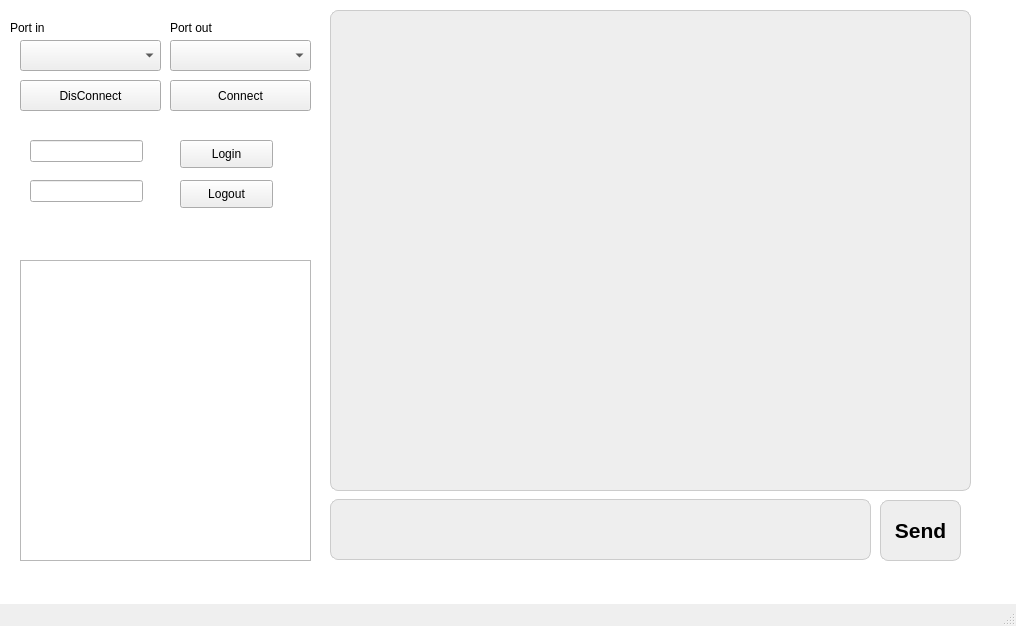
Before: the Qt Designer form app/sitcw.ui in OverLucker/SiTCW, drawn with Qt 5.
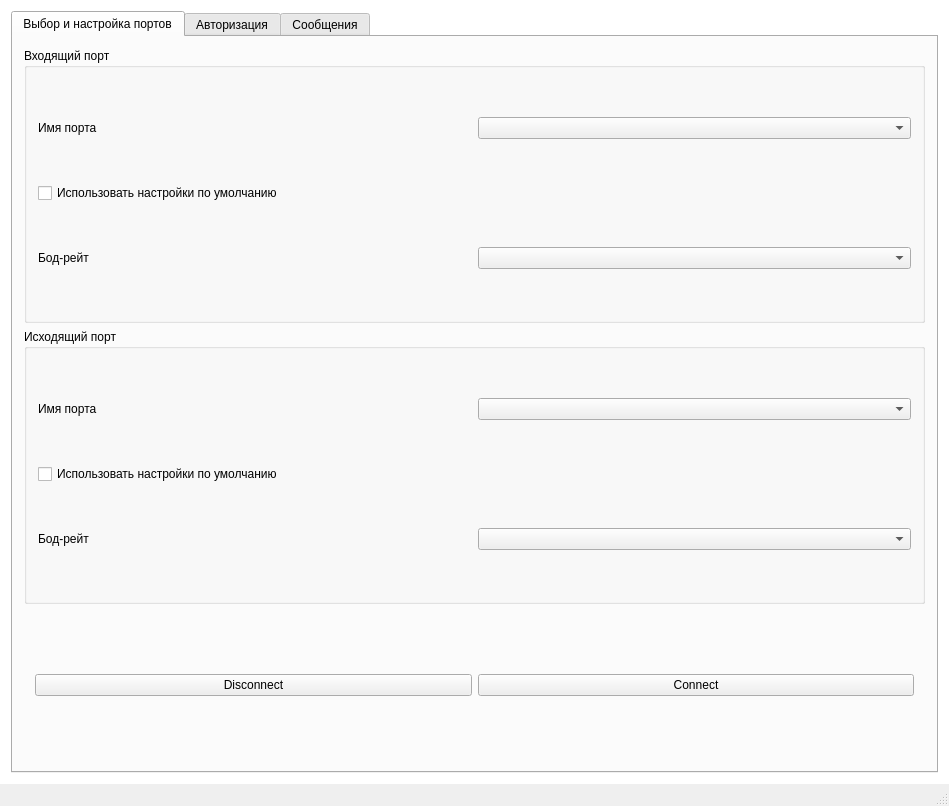
After: the same form once the commit is applied.

Commit message: Глобальное обновление интерфейса

What changed in the file:
```diff
--- a/app/sitcw.ui
+++ b/app/sitcw.ui
@@ -9,8 +9,8 @@
    <rect>
     <x>0</x>
     <y>0</y>
-    <width>1016</width>
-    <height>626</height>
+    <width>949</width>
+    <height>806</height>
    </rect>
   </property>
   <property name="windowTitle">
@@ -52,189 +52,311 @@
 	background-color: #fff;
 }</string>
    </property>
-   <widget class="QPushButton" name="netBtnConnect">
-    <property name="geometry">
-     <rect>
-      <x>170</x>
-      <y>80</y>
-      <width>141</width>
-      <height>31</height>
-     </rect>
-    </property>
-    <property name="text">
-     <string>Connect</string>
-    </property>
-   </widget>
-   <widget class="QPushButton" name="netBtnDisconnect">
-    <property name="geometry">
-     <rect>
-      <x>20</x>
-      <y>80</y>
-      <width>141</width>
-      <height>31</height>
-     </rect>
-    </property>
-    <property name="autoFillBackground">
-     <bool>false</bool>
-    </property>
-    <property name="text">
-     <string>DisConnect</string>
-    </property>
-   </widget>
-   <widget class="QListWidget" name="messageList">
-    <property name="geometry">
-     <rect>
-      <x>330</x>
-      <y>10</y>
-      <width>641</width>
-      <height>481</height>
-     </rect>
-    </property>
-    <property name="sizePolicy">
-     <sizepolicy hsizetype="Expanding" vsizetype="Preferred">
-      <horstretch>0</horstretch>
-      <verstretch>8</verstretch>
-     </sizepolicy>
-    </property>
-    <property name="minimumSize">
-     <size>
-      <width>640</width>
-      <height>480</height>
-     </size>
-    </property>
-    <property name="sizeIncrement">
-     <size>
-      <width>10</width>
-      <height>10</height>
-     </size>
-    </property>
-    <property name="focusPolicy">
-     <enum>Qt::NoFocus</enum>
-    </property>
-    <property name="acceptDrops">
-     <bool>false</bool>
-    </property>
-    <property name="styleSheet">
-     <string notr="true">#messageList{
+   <layout class="QGridLayout" name="gridLayout">
+    <item row="0" column="0">
+     <widget class="QTabWidget" name="tabWidget">
+      <property name="styleSheet">
+       <string notr="true"/>
+      </property>
+      <property name="currentIndex">
+       <number>0</number>
+      </property>
+      <property name="movable">
+       <bool>false</bool>
+      </property>
+      <property name="tabBarAutoHide">
+       <bool>true</bool>
+      </property>
+      <widget class="QWidget" name="tab1">
+       <attribute name="title">
+        <string>Выбор и настройка портов</string>
+       </attribute>
+       <layout class="QVBoxLayout" name="verticalLayout">
+        <item>
+         <widget class="QGroupBox" name="gbPortIn">
+          <property name="title">
+           <string>Входящий порт</string>
+          </property>
+          <layout class="QGridLayout" name="gridLayout_6">
+           <item row="0" column="0">
+            <widget class="QLabel" name="lbPortInName">
+             <property name="text">
+              <string>Имя порта</string>
+             </property>
+            </widget>
+           </item>
+           <item row="0" column="1">
+            <widget class="QComboBox" name="netInputPortOut"/>
+           </item>
+           <item row="1" column="0">
+            <widget class="QCheckBox" name="cbPortInDefaults">
+             <property name="text">
+              <string>Использовать настройки по умолчанию</string>
+             </property>
+            </widget>
+           </item>
+           <item row="2" column="0">
+            <widget class="QLabel" name="lbPortInBaudRate">
+             <property name="text">
+              <string>Бод-рейт</string>
+             </property>
+            </widget>
+           </item>
+           <item row="2" column="1">
+            <widget class="QComboBox" name="cbPortInBaudRate"/>
+           </item>
+          </layout>
+         </widget>
+        </item>
+        <item>
+         <widget class="QGroupBox" name="gbPortOut">
+          <property name="title">
+           <string>Исходящий порт</string>
+          </property>
+          <layout class="QGridLayout" name="gridLayout_7">
+           <item row="0" column="0">
+            <widget class="QLabel" name="lbPortOutName">
+             <property name="text">
+              <string>Имя порта</string>
+             </property>
+            </widget>
+           </item>
+           <item row="0" column="1">
+            <widget class="QComboBox" name="netInputPortIn"/>
+           </item>
+           <item row="1" column="0">
+            <widget class="QCheckBox" name="cbPortOutDefaults">
+             <property name="text">
+              <string>Использовать настройки по умолчанию</string>
+             </property>
+            </widget>
+           </item>
+           <item row="2" column="0">
+            <widget class="QLabel" name="lbPortOutBaudRate">
+             <property name="text">
+              <string>Бод-рейт</string>
+             </property>
+            </widget>
+           </item>
+           <item row="2" column="1">
+            <widget class="QComboBox" name="cbPortOutBaudRate"/>
+           </item>
+          </layout>
+         </widget>
+        </item>
+        <item>
+         <widget class="QWidget" name="portWidget" native="true">
+          <property name="enabled">
+           <bool>true</bool>
+          </property>
+          <property name="sizePolicy">
+           <sizepolicy hsizetype="Expanding" vsizetype="Fixed">
+            <horstretch>0</horstretch>
+            <verstretch>0</verstretch>
+           </sizepolicy>
+          </property>
+          <property name="minimumSize">
+           <size>
+            <width>0</width>
+            <height>150</height>
+           </size>
+          </property>
+          <layout class="QGridLayout" name="portFrameLayout" columnstretch="0,0">
+           <item row="0" column="0">
+            <widget class="QPushButton" name="netBtnDisconnect">
+             <property name="autoFillBackground">
+              <bool>false</bool>
+             </property>
+             <property name="text">
+              <string>Disсonnect</string>
+             </property>
+            </widget>
+           </item>
+           <item row="0" column="1">
+            <widget class="QPushButton" name="netBtnConnect">
+             <property name="text">
+              <string>Connect</string>
+             </property>
+            </widget>
+           </item>
+          </layout>
+         </widget>
+        </item>
+       </layout>
+      </widget>
+      <widget class="QWidget" name="tab2">
+       <attribute name="title">
+        <string>Авторизация</string>
+       </attribute>
+       <layout class="QGridLayout" name="gridLayout_4">
+        <item row="0" column="0">
+         <widget class="QWidget" name="authWidget" native="true">
+          <property name="enabled">
+           <bool>true</bool>
+          </property>
+          <property name="sizePolicy">
+           <sizepolicy hsizetype="Preferred" vsizetype="Preferred">
+            <horstretch>0</horstretch>
+            <verstretch>0</verstretch>
+           </sizepolicy>
+          </property>
+          <property name="minimumSize">
+           <size>
+            <width>100</width>
+            <height>100</height>
+           </size>
+          </property>
+          <property name="maximumSize">
+           <size>
+            <width>400</width>
+            <height>200</height>
+           </size>
+          </property>
+          <property name="autoFillBackground">
+           <bool>false</bool>
+          </property>
+          <property name="styleSheet">
+           <string notr="true"/>
+          </property>
+          <layout class="QFormLayout" name="formLayout">
+           <item row="2" column="0">
+            <widget class="QLineEdit" name="lePass">
+             <property name="sizePolicy">
+              <sizepolicy hsizetype="Expanding" vsizetype="Preferred">
+               <horstretch>0</horstretch>
+               <verstretch>0</verstretch>
+              </sizepolicy>
+             </property>
+             <property name="alignment">
+              <set>Qt::AlignLeading|Qt::AlignLeft|Qt::AlignVCenter</set>
+             </property>
+            </widget>
+           </item>
+           <item row="2" column="1">
+            <widget class="QPushButton" name="pbLogout">
+             <property name="sizePolicy">
+              <sizepolicy hsizetype="Preferred" vsizetype="Expanding">
+               <horstretch>0</horstretch>
+               <verstretch>0</verstretch>
+              </sizepolicy>
+             </property>
+             <property name="text">
+              <string>Logout</string>
+             </property>
+             <property name="default">
+              <bool>false</bool>
+             </property>
+             <property name="flat">
+              <bool>false</bool>
+             </property>
+            </widget>
+           </item>
+           <item row="1" column="0">
+            <widget class="QLineEdit" name="leLogin">
+             <property name="sizePolicy">
+              <sizepolicy hsizetype="Expanding" vsizetype="Preferred">
+               <horstretch>0</horstretch>
+               <verstretch>0</verstretch>
+              </sizepolicy>
+             </property>
+            </widget>
+           </item>
+           <item row="1" column="1">
+            <widget class="QPushButton" name="pbLogin">
+             <property name="sizePolicy">
+              <sizepolicy hsizetype="Preferred" vsizetype="Expanding">
+               <horstretch>0</horstretch>
+               <verstretch>0</verstretch>
+              </sizepolicy>
+             </property>
+             <property name="text">
+              <string>Login</string>
+             </property>
+            </widget>
+           </item>
+          </layout>
+         </widget>
+        </item>
+       </layout>
+      </widget>
+      <widget class="QWidget" name="tab3">
+       <attribute name="title">
+        <string>Сообщения</string>
+       </attribute>
+       <layout class="QGridLayout" name="gridLayout_3" columnstretch="1,5">
+        <item row="0" column="0">
+         <widget class="QListWidget" name="contactList">
+          <property name="sizePolicy">
+           <sizepolicy hsizetype="Expanding" vsizetype="Expanding">
+            <horstretch>1</horstretch>
+            <verstretch>0</verstretch>
+           </sizepolicy>
+          </property>
+          <property name="minimumSize">
+           <size>
+            <width>250</width>
+            <height>0</height>
+           </size>
+          </property>
+          <property name="focusPolicy">
+           <enum>Qt::NoFocus</enum>
+          </property>
+          <property name="acceptDrops">
+           <bool>false</bool>
+          </property>
+          <property name="styleSheet">
+           <string notr="true">#messageList{
 	border: 1px solid #ccc;
 	background-color: #eee;
 	padding: 10px;
 	border-radius: 8px;
 	height: calc(100% - 100px);
 }</string>
-    </property>
-    <property name="editTriggers">
-     <set>QAbstractItemView::NoEditTriggers</set>
-    </property>
-    <property name="verticalScrollMode">
-     <enum>QAbstractItemView::ScrollPerPixel</enum>
-    </property>
-    <property name="horizontalScrollMode">
-     <enum>QAbstractItemView::ScrollPerPixel</enum>
-    </property>
-    <property name="movement">
-     <enum>QListView::Static</enum>
-    </property>
-    <property name="isWrapping" stdset="0">
-     <bool>false</bool>
-    </property>
-    <property name="resizeMode">
-     <enum>QListView::Fixed</enum>
-    </property>
-    <property name="batchSize">
-     <number>300</number>
-    </property>
-    <property name="wordWrap">
-     <bool>true</bool>
-    </property>
-    <property name="selectionRectVisible">
-     <bool>false</bool>
-    </property>
-   </widget>
-   <widget class="QLabel" name="currentItem">
-    <property name="geometry">
-     <rect>
-      <x>10</x>
-      <y>20</y>
-      <width>60</width>
-      <height>16</height>
-     </rect>
-    </property>
-    <property name="text">
-     <string>Port in</string>
-    </property>
-   </widget>
-   <widget class="QTextEdit" name="messageTextInput">
-    <property name="geometry">
-     <rect>
-      <x>330</x>
-      <y>499</y>
-      <width>541</width>
-      <height>61</height>
-     </rect>
-    </property>
-    <property name="sizePolicy">
-     <sizepolicy hsizetype="Expanding" vsizetype="Expanding">
-      <horstretch>0</horstretch>
-      <verstretch>2</verstretch>
-     </sizepolicy>
-    </property>
-    <property name="font">
-     <font>
-      <pointsize>16</pointsize>
-     </font>
-    </property>
-    <property name="styleSheet">
-     <string notr="true">#messageTextInput{
-	border: 1px solid #ccc;
-	padding: 10px;
-	border-radius: 8px;
-	background-color: #eee;
-}
-
-#messageTextInput:focus{
-	background-color: #fff;
-}
-
-</string>
-    </property>
-   </widget>
-   <widget class="QPushButton" name="messageSendButton">
-    <property name="enabled">
-     <bool>true</bool>
-    </property>
-    <property name="geometry">
-     <rect>
-      <x>880</x>
-      <y>500</y>
-      <width>81</width>
-      <height>61</height>
-     </rect>
-    </property>
-    <property name="sizePolicy">
-     <sizepolicy hsizetype="Fixed" vsizetype="Fixed">
-      <horstretch>20</horstretch>
-      <verstretch>100</verstretch>
-     </sizepolicy>
-    </property>
-    <property name="font">
-     <font>
-      <pointsize>16</pointsize>
-      <weight>75</weight>
-      <bold>true</bold>
-     </font>
-    </property>
-    <property name="cursor">
-     <cursorShape>PointingHandCursor</cursorShape>
-    </property>
-    <property name="acceptDrops">
-     <bool>false</bool>
-    </property>
-    <property name="autoFillBackground">
-     <bool>false</bool>
-    </property>
-    <property name="styleSheet">
-     <string notr="true">#messageSendButton{
+          </property>
+          <property name="isWrapping" stdset="0">
+           <bool>false</bool>
+          </property>
+          <property name="batchSize">
+           <number>300</number>
+          </property>
+          <property name="selectionRectVisible">
+           <bool>false</bool>
+          </property>
+         </widget>
+        </item>
+        <item row="0" column="1">
+         <layout class="QGridLayout" name="userCommunication" rowstretch="5,1" columnstretch="0,0">
+          <item row="1" column="0" colspan="2">
+           <layout class="QGridLayout" name="inputLayout" rowstretch="0" columnstretch="4,1">
+            <item row="0" column="1">
+             <widget class="QPushButton" name="messageSendButton">
+              <property name="enabled">
+               <bool>true</bool>
+              </property>
+              <property name="sizePolicy">
+               <sizepolicy hsizetype="Expanding" vsizetype="Expanding">
+                <horstretch>2</horstretch>
+                <verstretch>0</verstretch>
+               </sizepolicy>
+              </property>
+              <property name="font">
+               <font>
+                <pointsize>16</pointsize>
+                <weight>75</weight>
+                <bold>true</bold>
+               </font>
+              </property>
+              <property name="cursor">
+               <cursorShape>PointingHandCursor</cursorShape>
+              </property>
+              <property name="acceptDrops">
+               <bool>false</bool>
+              </property>
+              <property name="autoFillBackground">
+               <bool>false</bool>
+              </property>
+              <property name="styleSheet">
+               <string notr="true">#messageSendButton{
 	background-color: #eee;
 	border: 1px solid #ccc;
 	border-radius: 8px;
@@ -244,132 +366,125 @@
     background-color: #fff;
     border-style: inset;
 }</string>
-    </property>
-    <property name="text">
-     <string>Send</string>
-    </property>
-    <property name="autoDefault">
-     <bool>false</bool>
-    </property>
-    <property name="default">
-     <bool>false</bool>
-    </property>
-    <property name="flat">
-     <bool>true</bool>
-    </property>
-   </widget>
-   <widget class="QLabel" name="currentItem_2">
-    <property name="geometry">
-     <rect>
-      <x>170</x>
-      <y>20</y>
-      <width>60</width>
-      <height>16</height>
-     </rect>
-    </property>
-    <property name="text">
-     <string>Port out</string>
-    </property>
-   </widget>
-   <widget class="QListWidget" name="contactList">
-    <property name="geometry">
-     <rect>
-      <x>20</x>
-      <y>260</y>
-      <width>291</width>
-      <height>301</height>
-     </rect>
-    </property>
-    <property name="focusPolicy">
-     <enum>Qt::NoFocus</enum>
-    </property>
-    <property name="acceptDrops">
-     <bool>false</bool>
-    </property>
-    <property name="styleSheet">
-     <string notr="true">#messageList{
+              </property>
+              <property name="text">
+               <string>Send</string>
+              </property>
+              <property name="autoDefault">
+               <bool>false</bool>
+              </property>
+              <property name="default">
+               <bool>false</bool>
+              </property>
+              <property name="flat">
+               <bool>true</bool>
+              </property>
+             </widget>
+            </item>
+            <item row="0" column="0">
+             <widget class="QTextEdit" name="messageTextInput">
+              <property name="sizePolicy">
+               <sizepolicy hsizetype="Expanding" vsizetype="Expanding">
+                <horstretch>8</horstretch>
+                <verstretch>1</verstretch>
+               </sizepolicy>
+              </property>
+              <property name="font">
+               <font>
+                <pointsize>16</pointsize>
+               </font>
+              </property>
+              <property name="styleSheet">
+               <string notr="true">#messageTextInput{
+	border: 1px solid #ccc;
+	padding: 10px;
+	border-radius: 8px;
+	background-color: #eee;
+}
+
+#messageTextInput:focus{
+	background-color: #fff;
+}
+
+</string>
+              </property>
+             </widget>
+            </item>
+           </layout>
+          </item>
+          <item row="0" column="0" colspan="2">
+           <widget class="QListWidget" name="messageList">
+            <property name="sizePolicy">
+             <sizepolicy hsizetype="Expanding" vsizetype="Preferred">
+              <horstretch>0</horstretch>
+              <verstretch>0</verstretch>
+             </sizepolicy>
+            </property>
+            <property name="minimumSize">
+             <size>
+              <width>640</width>
+              <height>480</height>
+             </size>
+            </property>
+            <property name="sizeIncrement">
+             <size>
+              <width>10</width>
+              <height>0</height>
+             </size>
+            </property>
+            <property name="focusPolicy">
+             <enum>Qt::NoFocus</enum>
+            </property>
+            <property name="acceptDrops">
+             <bool>false</bool>
+            </property>
+            <property name="styleSheet">
+             <string notr="true">#messageList{
 	border: 1px solid #ccc;
 	background-color: #eee;
 	padding: 10px;
 	border-radius: 8px;
 }</string>
-    </property>
-    <property name="isWrapping" stdset="0">
-     <bool>false</bool>
-    </property>
-    <property name="batchSize">
-     <number>300</number>
-    </property>
-    <property name="selectionRectVisible">
-     <bool>false</bool>
-    </property>
-   </widget>
-   <widget class="QComboBox" name="netInputPortIn">
-    <property name="geometry">
-     <rect>
-      <x>20</x>
-      <y>40</y>
-      <width>141</width>
-      <height>31</height>
-     </rect>
-    </property>
-   </widget>
-   <widget class="QComboBox" name="netInputPortOut">
-    <property name="geometry">
-     <rect>
-      <x>170</x>
-      <y>40</y>
-      <width>141</width>
-      <height>31</height>
-     </rect>
-    </property>
-   </widget>
-   <widget class="QLineEdit" name="leLogin">
-    <property name="geometry">
-     <rect>
-      <x>30</x>
-      <y>140</y>
-      <width>113</width>
-      <height>22</height>
-     </rect>
-    </property>
-   </widget>
-   <widget class="QLineEdit" name="lePass">
-    <property name="geometry">
-     <rect>
-      <x>30</x>
-      <y>180</y>
-      <width>113</width>
-      <height>22</height>
-     </rect>
-    </property>
-   </widget>
-   <widget class="QPushButton" name="pbLogin">
-    <property name="geometry">
-     <rect>
-      <x>180</x>
-      <y>140</y>
-      <width>93</width>
-      <height>28</height>
-     </rect>
-    </property>
-    <property name="text">
-     <string>Login</string>
-    </property>
-   </widget>
-   <widget class="QPushButton" name="pbLogout">
-    <property name="geometry">
-     <rect>
-      <x>180</x>
-      <y>180</y>
-      <width>93</width>
-      <height>28</height>
-     </rect>
-    </property>
-    <property name="text">
-     <string>Logout</string>
-    </property>
-   </widget>
+            </property>
+            <property name="editTriggers">
+             <set>QAbstractItemView::NoEditTriggers</set>
+            </property>
+            <property name="verticalScrollMode">
+             <enum>QAbstractItemView::ScrollPerPixel</enum>
+            </property>
+            <property name="horizontalScrollMode">
+             <enum>QAbstractItemView::ScrollPerPixel</enum>
+            </property>
+            <property name="movement">
+             <enum>QListView::Static</enum>
+            </property>
+            <property name="isWrapping" stdset="0">
+             <bool>false</bool>
+            </property>
+            <property name="resizeMode">
+             <enum>QListView::Fixed</enum>
+            </property>
+            <property name="batchSize">
+             <number>300</number>
+            </property>
+            <property name="wordWrap">
+             <bool>true</bool>
+            </property>
+            <property name="selectionRectVisible">
+             <bool>true</bool>
+            </property>
+           </widget>
+          </item>
+         </layout>
+        </item>
+       </layout>
+       <zorder>messageList</zorder>
+       <zorder>contactList</zorder>
+       <zorder></zorder>
+      </widget>
+     </widget>
+    </item>
+   </layout>
   </widget>
   <widget class="QMenuBar" name="menuBar">
    <property name="geometry">
```
Left out of the diff: 3 changed lines with no effect on the pictures. The commit also changes 2 other files.
